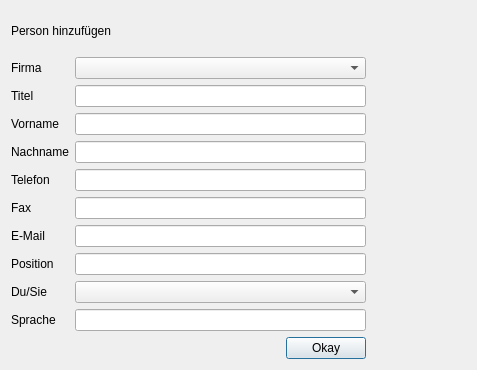
First picture: the form in createperson.ui, repository green-lion-racing/glr-database, before the edit.
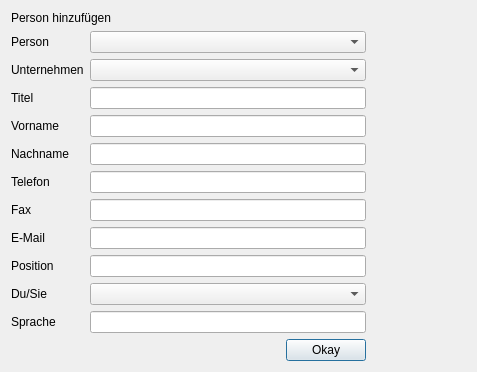
Second picture: the form after the edit.

Patch:
```diff
--- a/createperson.ui
+++ b/createperson.ui
@@ -34,117 +34,130 @@
        <property name="rightMargin">
         <number>100</number>
        </property>
-       <item row="0" column="0">
-        <widget class="QLabel" name="label_1">
-         <property name="text">
-          <string>Firma</string>
-         </property>
-        </widget>
-       </item>
-       <item row="0" column="1">
-        <widget class="QComboBox" name="cb_company"/>
-       </item>
        <item row="1" column="0">
+        <widget class="QLabel" name="label_1">
+         <property name="text">
+          <string>Unternehmen</string>
+         </property>
+        </widget>
+       </item>
+       <item row="1" column="1">
+        <widget class="QComboBox" name="cb_company">
+         <property name="placeholderText">
+          <string>Unternehmen...</string>
+         </property>
+        </widget>
+       </item>
+       <item row="2" column="0">
         <widget class="QLabel" name="label_8">
          <property name="text">
           <string>Titel</string>
          </property>
         </widget>
        </item>
-       <item row="1" column="1">
+       <item row="2" column="1">
         <widget class="QLineEdit" name="le_title"/>
        </item>
-       <item row="2" column="0">
+       <item row="3" column="0">
         <widget class="QLabel" name="label_2">
          <property name="text">
           <string>Vorname</string>
          </property>
         </widget>
        </item>
-       <item row="2" column="1">
+       <item row="3" column="1">
         <widget class="QLineEdit" name="le_firstName"/>
        </item>
-       <item row="3" column="0">
+       <item row="4" column="0">
         <widget class="QLabel" name="label_3">
          <property name="text">
           <string>Nachname</string>
          </property>
         </widget>
        </item>
-       <item row="3" column="1">
+       <item row="4" column="1">
         <widget class="QLineEdit" name="le_surname"/>
        </item>
-       <item row="4" column="0">
+       <item row="5" column="0">
         <widget class="QLabel" name="label_4">
          <property name="text">
           <string>Telefon</string>
          </property>
         </widget>
        </item>
-       <item row="4" column="1">
+       <item row="5" column="1">
         <widget class="QLineEdit" name="le_phone"/>
        </item>
-       <item row="5" column="0">
+       <item row="6" column="0">
         <widget class="QLabel" name="label_5">
          <property name="text">
           <string>Fax</string>
          </property>
         </widget>
        </item>
-       <item row="5" column="1">
+       <item row="6" column="1">
         <widget class="QLineEdit" name="le_fax"/>
        </item>
-       <item row="6" column="0">
+       <item row="7" column="0">
         <widget class="QLabel" name="label_6">
          <property name="text">
           <string>E-Mail</string>
          </property>
         </widget>
        </item>
-       <item row="6" column="1">
+       <item row="7" column="1">
         <widget class="QLineEdit" name="le_email"/>
        </item>
-       <item row="7" column="0">
+       <item row="8" column="0">
         <widget class="QLabel" name="label_10">
          <property name="text">
           <string>Position</string>
          </property>
         </widget>
        </item>
-       <item row="7" column="1">
+       <item row="8" column="1">
         <widget class="QLineEdit" name="le_position"/>
        </item>
-       <item row="8" column="0">
+       <item row="9" column="0">
         <widget class="QLabel" name="label_7">
          <property name="text">
           <string>Du/Sie</string>
          </property>
         </widget>
        </item>
-       <item row="8" column="1">
+       <item row="9" column="1">
         <widget class="QComboBox" name="cb_you">
+         <property name="editable">
+          <bool>false</bool>
+         </property>
+         <property name="currentText">
+          <string/>
+         </property>
          <property name="iconSize">
           <size>
            <width>16</width>
            <height>16</height>
           </size>
          </property>
+         <property name="placeholderText">
+          <string>Anrede...</string>
+         </property>
          <property name="frame">
           <bool>true</bool>
          </property>
         </widget>
        </item>
-       <item row="9" column="0">
+       <item row="10" column="0">
         <widget class="QLabel" name="label_9">
          <property name="text">
           <string>Sprache</string>
          </property>
         </widget>
        </item>
-       <item row="9" column="1">
-        <widget class="QLineEdit" name="le_language"/>
-       </item>
        <item row="10" column="1">
+        <widget class="QLineEdit" name="le_language"/>
+       </item>
+       <item row="11" column="1">
         <layout class="QHBoxLayout" name="horizontalLayout">
          <item>
           <spacer name="horizontalSpacer">
@@ -171,6 +184,20 @@
          </item>
         </layout>
        </item>
+       <item row="0" column="1">
+        <widget class="QComboBox" name="comboBox">
+         <property name="placeholderText">
+          <string>Person...</string>
+         </property>
+        </widget>
+       </item>
+       <item row="0" column="0">
+        <widget class="QLabel" name="label_11">
+         <property name="text">
+          <string>Person</string>
+         </property>
+        </widget>
+       </item>
       </layout>
      </item>
     </layout>
```
